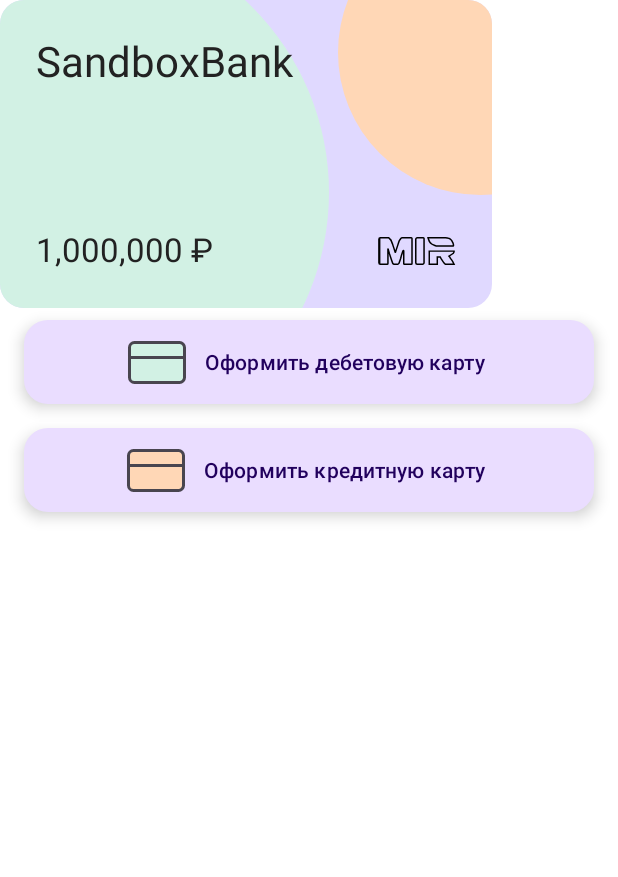
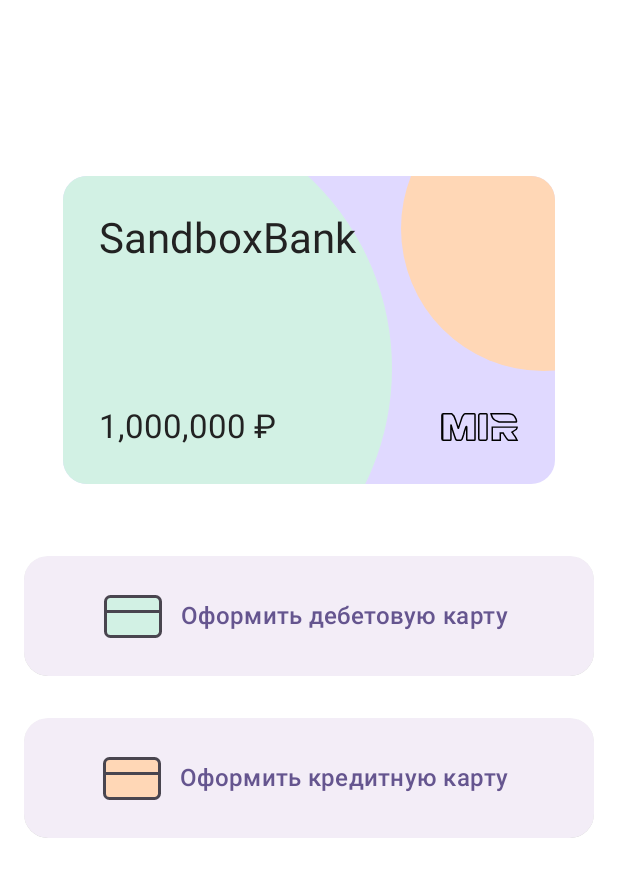
Before and after one commit to sandbox-bank-23/SandBox23, an Android app built with Jetpack Compose: the @Preview function CardsScreen, on a phone screen of 412 x 824 dp. Shown: the top 877 px of the screen. Run offline under Robolectric (Android 15) with nearby library versions, the phone set to English and light mode, and no system bars.

Commit message:
расположение элементов на макете

```diff
--- a/app/src/main/java/com/example/myapplication/cards/ui/CardsScreen.kt
+++ b/app/src/main/java/com/example/myapplication/cards/ui/CardsScreen.kt
@@ -6,16 +6,19 @@ import androidx.compose.foundation.layout.Arrangement
 import androidx.compose.foundation.layout.Box
 import androidx.compose.foundation.layout.Column
 import androidx.compose.foundation.layout.Row
+import androidx.compose.foundation.layout.fillMaxHeight
 import androidx.compose.foundation.layout.fillMaxSize
 import androidx.compose.foundation.layout.fillMaxWidth
 import androidx.compose.foundation.layout.height
 import androidx.compose.foundation.layout.offset
 import androidx.compose.foundation.layout.padding
 import androidx.compose.foundation.layout.requiredSize
+import androidx.compose.foundation.layout.size
 import androidx.compose.foundation.layout.width
 import androidx.compose.foundation.shape.CircleShape
 import androidx.compose.foundation.shape.RoundedCornerShape
 import androidx.compose.material3.ExtendedFloatingActionButton
+import androidx.compose.material3.FloatingActionButtonDefaults
 import androidx.compose.material3.Icon
 import androidx.compose.material3.MaterialTheme
 import androidx.compose.material3.Text
@@ -38,28 +41,73 @@ fun CardsScreen(
     //viewModel: CardsViewModel = koinViewModel<CardsViewModel>()
 ) {
     Column(
-        modifier = Modifier
-            .fillMaxSize(1f)
+        modifier = Modifier.fillMaxSize(1f),
+        horizontalAlignment = Alignment.CenterHorizontally,
+        verticalArrangement = Arrangement.Top
     ) {
-        CardItem()
-        ExtendedFloatingActionButton(
-            modifier = Modifier.fillMaxWidth().padding(16.dp, 8.dp),
-            onClick = {  },
-            icon = { Image(painterResource(R.drawable.ic_card_debit),
-                "Extended floating action button.") },
-            text = { Text(text = "Оформить дебетовую карту") },
-        )
-        ExtendedFloatingActionButton(
-            modifier = Modifier.fillMaxWidth().padding(16.dp, 8.dp),
-            onClick = {  },
-            icon = { Image(painterResource(R.drawable.ic_card_credit),
-                "Extended floating action button.") },
-            text = { Text(text = "Оформить кредитную карту") },
-        )
+        Column(
+            modifier = Modifier
+                .fillMaxHeight(0.45f)
+                .padding(bottom = 48.dp),
+            verticalArrangement = Arrangement.Bottom
+        ) {
+            CardItem()
+        }
+        Column(
+            modifier = Modifier.height(188.dp),
+            verticalArrangement = Arrangement.SpaceBetween
+        ) {
+            CreateCard("Оформить дебетовую карту", false) {}
+            CreateCard("Оформить кредитную карту", true) {}
+        }
     }
 }
 
-@Preview
+@Composable
+private fun CreateCard(text: String, isCredit: Boolean, onClick: () -> Unit) {
+    ExtendedFloatingActionButton(
+        modifier = Modifier
+            .fillMaxWidth()
+            .height(80.dp)
+            .padding(horizontal = 16.dp)
+            .clip(RoundedCornerShape(16.dp)),
+        containerColor = Color(0XFFF3EDF7),
+        elevation = FloatingActionButtonDefaults.elevation(
+            defaultElevation = 4.dp,
+            pressedElevation = 8.dp,
+            hoveredElevation = 2.dp,
+            focusedElevation = 1.dp,
+        ),
+        onClick = { onClick.invoke() },
+        icon = {
+            if (isCredit) {
+                Image(
+                    painterResource(R.drawable.ic_card_credit),
+                    "Extended floating action button.",
+                    modifier = Modifier.size(40.dp)
+                )
+            } else {
+                Image(
+                    painterResource(R.drawable.ic_card_debit),
+                    "Extended floating action button.",
+                    modifier = Modifier.size(40.dp)
+                )
+            }
+        },
+        text = {
+            Text(
+                modifier = Modifier,
+                color = Color(0XFF65558F),
+                textAlign = TextAlign.Start,
+                text = text,
+                maxLines = 1,
+                style = MaterialTheme.typography.titleMedium
+            )
+        },
+    )
+}
+
+
 @Composable
 fun CardItem(
     cardHolderName: String = "SandboxBank",
@@ -97,7 +145,9 @@ fun CardItem(
                 )
         )
         Column(
-            modifier = Modifier.fillMaxSize().padding(vertical = 24.dp),
+            modifier = Modifier
+                .fillMaxSize()
+                .padding(vertical = 24.dp),
             verticalArrangement = Arrangement.SpaceBetween
         ) {
             CardHolderName(cardHolderName)
@@ -128,7 +178,9 @@ private fun CardData(cardName: String?, cardNumber: String?) {
     Column() {
         if (!cardName.isNullOrEmpty())
         Text(
-            modifier = Modifier.padding(horizontal = 24.dp, vertical = 4.dp).height(16.dp),
+            modifier = Modifier
+                .padding(horizontal = 24.dp, vertical = 4.dp)
+                .height(16.dp),
             color = Color(0XFF222222),
             textAlign = TextAlign.Start,
             text = cardName,
@@ -137,7 +189,9 @@ private fun CardData(cardName: String?, cardNumber: String?) {
         )
         if (!cardNumber.isNullOrEmpty())
         Text(
-            modifier = Modifier.padding(horizontal = 18.dp, vertical = 4.dp).height(24.dp),
+            modifier = Modifier
+                .padding(horizontal = 18.dp, vertical = 4.dp)
+                .height(24.dp),
             color = Color(0XFF222222),
             textAlign = TextAlign.Start,
             text = cardNumber,
@@ -151,7 +205,9 @@ private fun CardData(cardName: String?, cardNumber: String?) {
 private fun CardBalance(balance: Float) {
     val balanceFormat = DecimalFormat("#,##0 \u20BD").format(balance)
     Row(
-        modifier = Modifier.fillMaxWidth().padding(horizontal = 24.dp),
+        modifier = Modifier
+            .fillMaxWidth()
+            .padding(horizontal = 24.dp),
         verticalAlignment = Alignment.CenterVertically,
         horizontalArrangement = Arrangement.SpaceBetween
     ) {
@@ -187,7 +243,9 @@ private fun CardBalance(balance: Float) {
                     )
                 }
                 Row(
-                    modifier = Modifier.height(11.dp).padding(0.dp),
+                    modifier = Modifier
+                        .height(11.dp)
+                        .padding(0.dp),
                     verticalAlignment = Alignment.Top
                 ) {
                     Icon(
```
